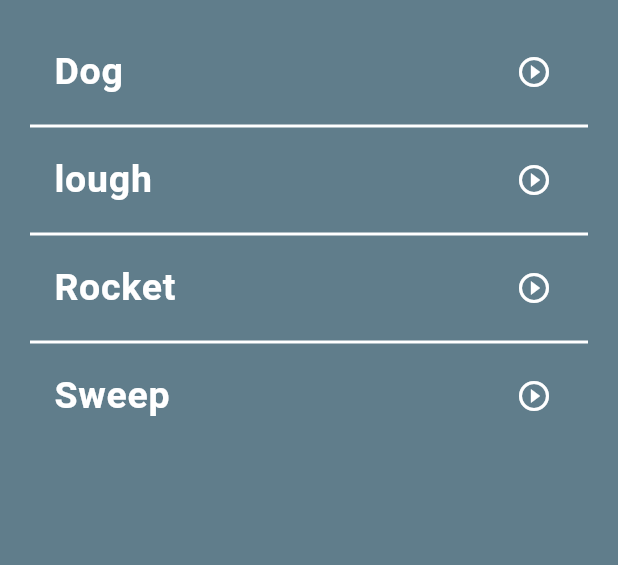
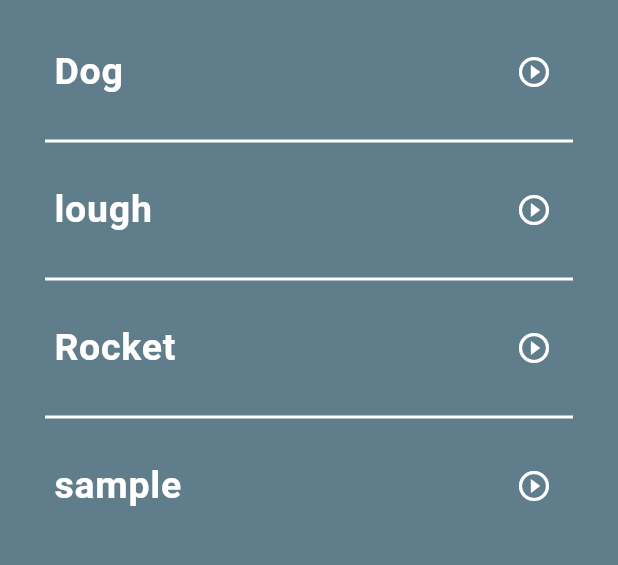
Before and after one commit to hagarTarek1/Sound-App, a Flutter app: the screen it shows after launch, on a phone screen of 412 x 824 dp, the part 90-655 px from its top. Run offline on Flutter 3.47's test engine with Material 3 defaults, Android fonts, the phone set to English and light mode, and no system bars; our stand-ins replace assets_audio_player, flutter_bloc.

Commit message:
first commitchange in homescreen

```diff
--- a/lib/view-model/cubit/homecubit.dart
+++ b/lib/view-model/cubit/homecubit.dart
@@ -1,7 +1,6 @@
 import 'package:assets_audio_player/assets_audio_player.dart';
 import 'package:audio_app/view-model/cubit/homestate.dart';
 import 'package:flutter_bloc/flutter_bloc.dart';
-
 import '../../model/sounds.dart';
 
 class HomeCubit extends Cubit<HomeState>{
@@ -10,7 +9,7 @@ class HomeCubit extends Cubit<HomeState>{
 List <Sounds> sounds  =[Sounds(title: "Dog", sound: "assets/mixkit-dog-barking-twice-1.wav"),
 Sounds(title: "lough", sound: "assets/mixkit-crowd-laugh-424.wav"),
 Sounds(title: 'Rocket', sound: "assets/mixkit-fast-rocket-whoosh-1714.wav"),
-Sounds(title: "Sweep", sound: "assets/mixkit-fast-small-sweep-transition-166.wav")];
+Sounds(title: "sample", sound: "assets/sample-6s.mp3")];
 
 openSound (index){
   try{
--- a/lib/view/screens/home-screen.dart
+++ b/lib/view/screens/home-screen.dart
@@ -26,7 +26,10 @@ class HomeScreen extends StatelessWidget {
            HomeCubit.get(context).openSound(index);},
               child: ListofSounds(sounds: HomeCubit.get(context).sounds[index],));
         }, separatorBuilder: (context,index){
-          return Divider(color: Colors.white,thickness: 2,);
+          return Padding(
+            padding: const EdgeInsets.all(10),
+            child: Divider(color: Colors.white,thickness: 2,),
+          );
         }, itemCount: HomeCubit.get(context).sounds.length),
       ));
     }, listener:(context,state){});
```
